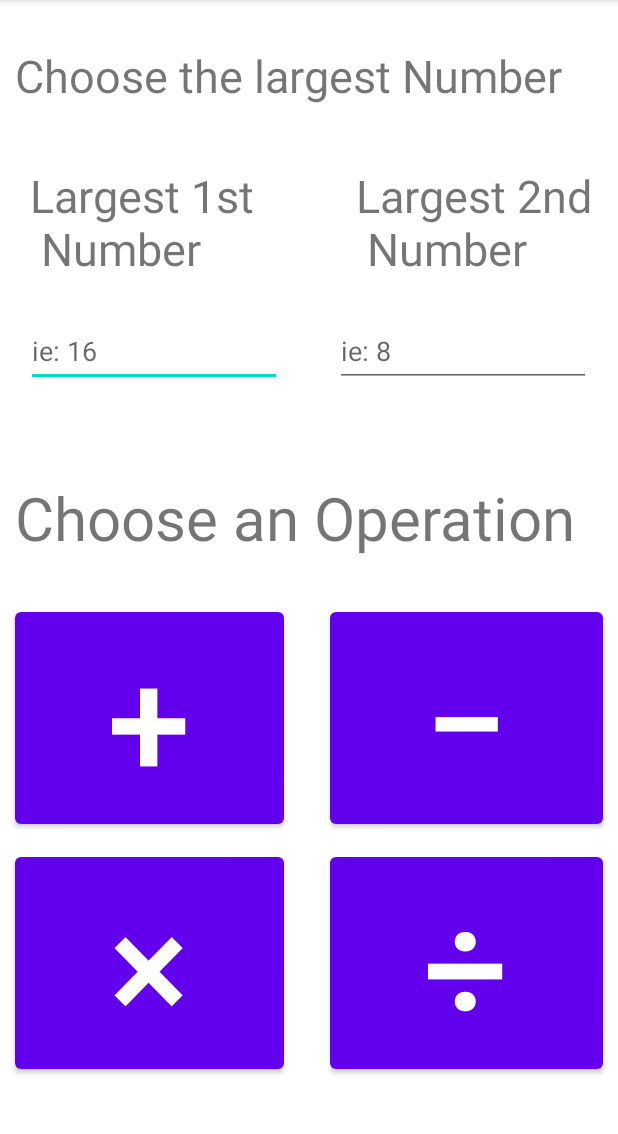
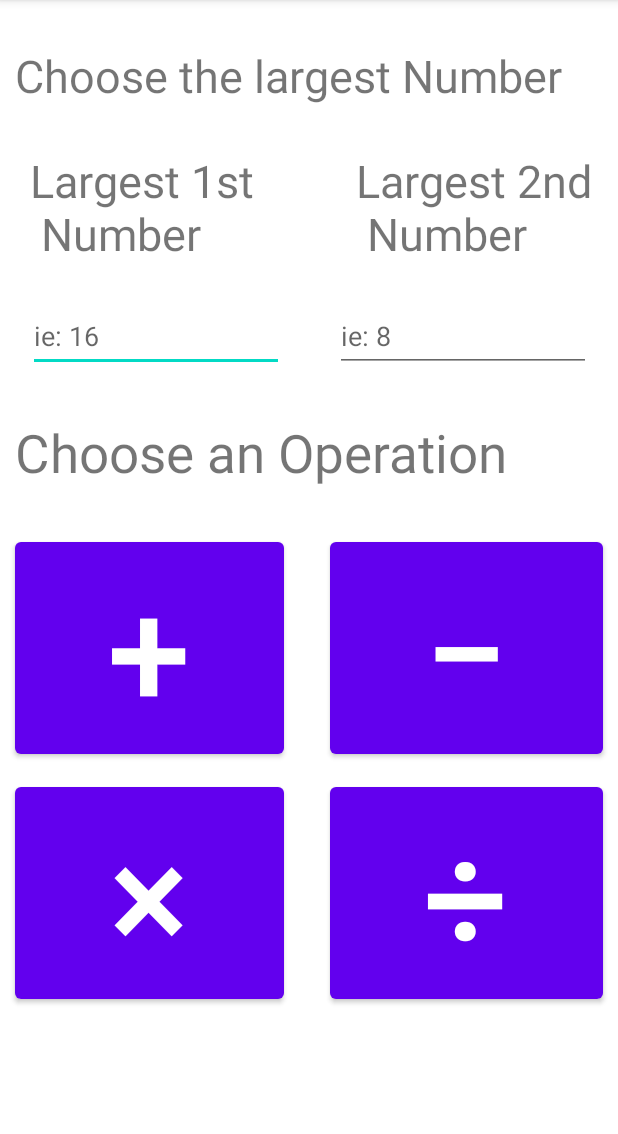
Before and after one commit to ccheung62/Android4SymbolMath, an Android app: the OperationSelect screen opened directly, with no data from a screen before it, on a phone screen of 412 x 824 dp, the part 84-1218 px from its top. Run offline under Robolectric (Android 15) with nearby library versions, the phone set to English and light mode, and no system bars.

Commit message:
finish operation select

```diff
--- a/app/src/main/java/com/example/a4symbolmath/MainActivity.kt
+++ b/app/src/main/java/com/example/a4symbolmath/MainActivity.kt
@@ -15,7 +15,6 @@ class MainActivity : AppCompatActivity() {
         findViewById<Button>(R.id.btPractice).setOnClickListener{
             val intent = Intent(this, OperationSelect::class.java)
             startActivity(intent)
-            finish()
         }
             //code provided by back4app to test the apps connectivity to the parse sdk and the test was successful
 /*                val firstObject = ParseObject("FirstClass")
--- a/app/src/main/res/layout/activity_problem_display.xml
+++ b/app/src/main/res/layout/activity_problem_display.xml
@@ -84,6 +84,7 @@
         android:layout_width="90dp"
         android:layout_height="65dp"
         android:hint="Answer"
+        android:inputType="number"
         android:textAlignment="center"
         app:layout_constraintEnd_toEndOf="parent"
         app:layout_constraintStart_toStartOf="parent"
--- a/app/src/main/res/layout/choose_operation.xml
+++ b/app/src/main/res/layout/choose_operation.xml
@@ -24,7 +24,7 @@
         android:layout_width="wrap_content"
         android:layout_height="wrap_content"
         android:layout_marginStart="20dp"
-        android:layout_marginTop="20dp"
+        android:layout_marginTop="10dp"
         android:text="Largest 1st\n Number"
         android:textSize="30sp"
         app:layout_constraintEnd_toStartOf="@+id/guideline"
@@ -42,6 +42,7 @@
         android:inputType="number"
         android:minHeight="48dp"
         app:layout_constraintEnd_toStartOf="@+id/guideline"
+        app:layout_constraintHorizontal_bias="0.54"
         app:layout_constraintStart_toStartOf="parent"
         app:layout_constraintTop_toBottomOf="@+id/FirstNumberTv"
         tools:ignore="Autofill" />
@@ -76,10 +77,10 @@
         android:layout_width="0dp"
         android:layout_height="wrap_content"
         android:layout_marginStart="10dp"
-        android:layout_marginTop="60dp"
+        android:layout_marginTop="30dp"
         android:layout_marginEnd="10dp"
         android:text="Choose an Operation"
-        android:textSize="40dp"
+        android:textSize="35dp"
         app:layout_constraintEnd_toEndOf="parent"
         app:layout_constraintHorizontal_bias="1.0"
         app:layout_constraintStart_toStartOf="parent"
```
Also changed, not shown: app/src/main/java/com/example/a4symbolmath/OperationSelect.kt (+37 -0 lines).
